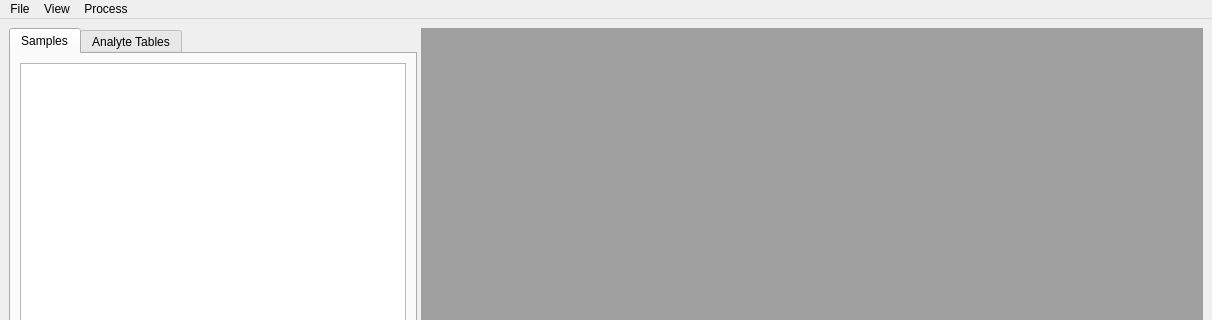
Qt form gui/resources/MainWindow.ui (mhagar/MzKit) before a commit; both pictures show x 0 to 1212 and y 0 to 320 of the 1212 by 825 pixel window.
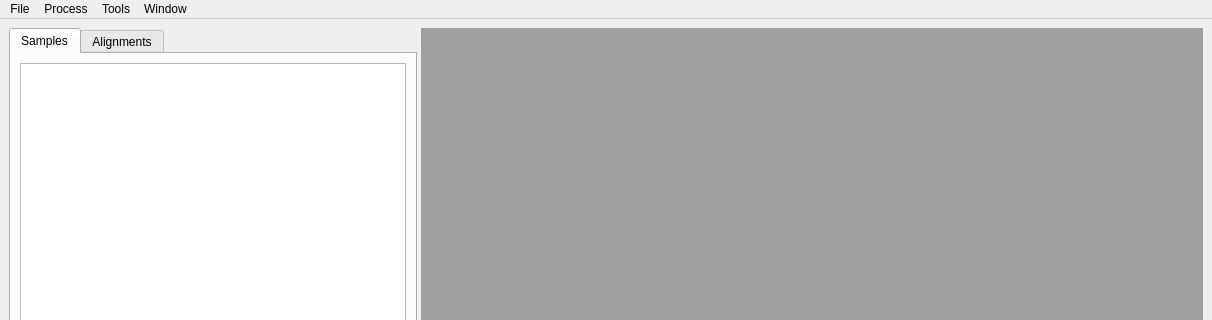
The same form after that commit. Icons and pictures are not drawn.

```diff
--- a/gui/resources/MainWindow.ui
+++ b/gui/resources/MainWindow.ui
@@ -115,7 +115,7 @@
        </widget>
        <widget class="QWidget" name="tabAnalyteTables">
         <attribute name="title">
-         <string>Analyte Tables</string>
+         <string>Alignments</string>
         </attribute>
         <layout class="QVBoxLayout" name="verticalLayout_3">
          <item>
@@ -150,7 +150,7 @@
      <x>0</x>
      <y>0</y>
      <width>1212</width>
-     <height>30</height>
+     <height>22</height>
     </rect>
    </property>
    <widget class="QMenu" name="menuImport">
@@ -166,20 +166,31 @@
     <addaction name="actionLoadProject"/>
     <addaction name="separator"/>
    </widget>
-   <widget class="QMenu" name="menuView">
-    <property name="title">
-     <string>View</string>
-    </property>
-    <addaction name="actionProcess_Monitor"/>
-   </widget>
    <widget class="QMenu" name="menuProcess">
     <property name="title">
      <string>Process</string>
     </property>
    </widget>
+   <widget class="QMenu" name="menuTools">
+    <property name="title">
+     <string>Tools</string>
+    </property>
+    <addaction name="actionLabel_peaks"/>
+   </widget>
+   <widget class="QMenu" name="menuWindow">
+    <property name="title">
+     <string>Window</string>
+    </property>
+    <addaction name="actionWindowSamples"/>
+    <addaction name="actionWindowEnsemble"/>
+    <addaction name="actionWindowAlignment"/>
+    <addaction name="actionWindowFingerprint"/>
+    <addaction name="actionWindowProcessMonitor"/>
+   </widget>
    <addaction name="menuImport"/>
-   <addaction name="menuView"/>
    <addaction name="menuProcess"/>
+   <addaction name="menuTools"/>
+   <addaction name="menuWindow"/>
   </widget>
   <widget class="QStatusBar" name="statusbar"/>
   <action name="actionImport_mzML">
```
Left out of the diff: 121 changed lines with no effect on the pictures.
